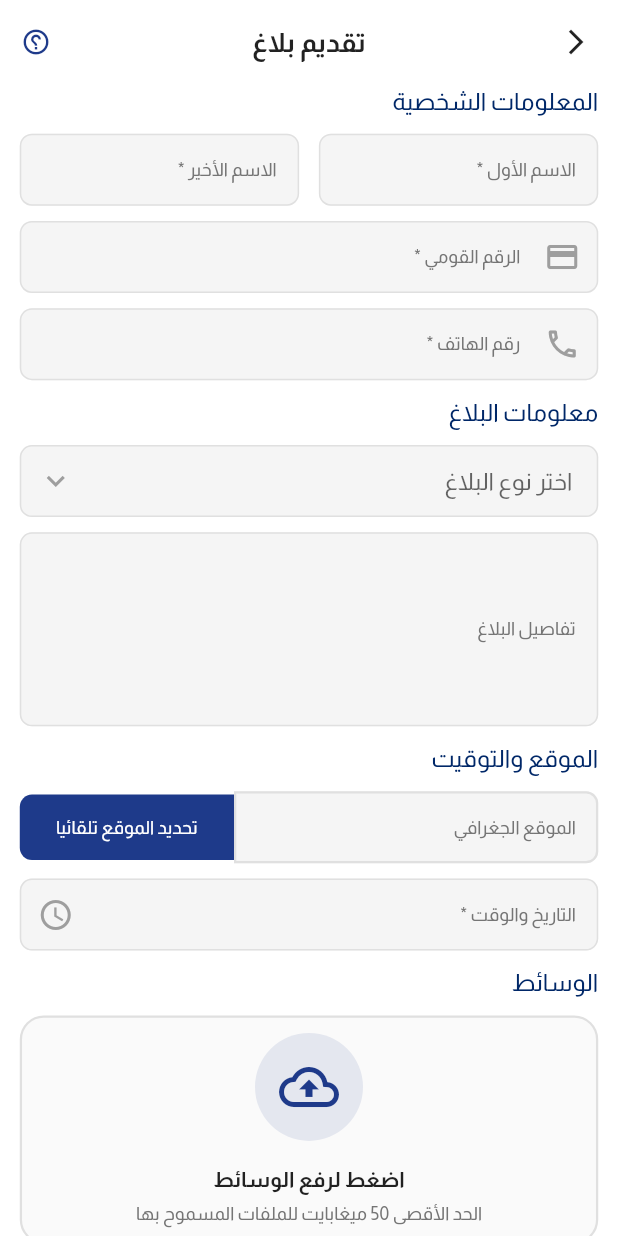
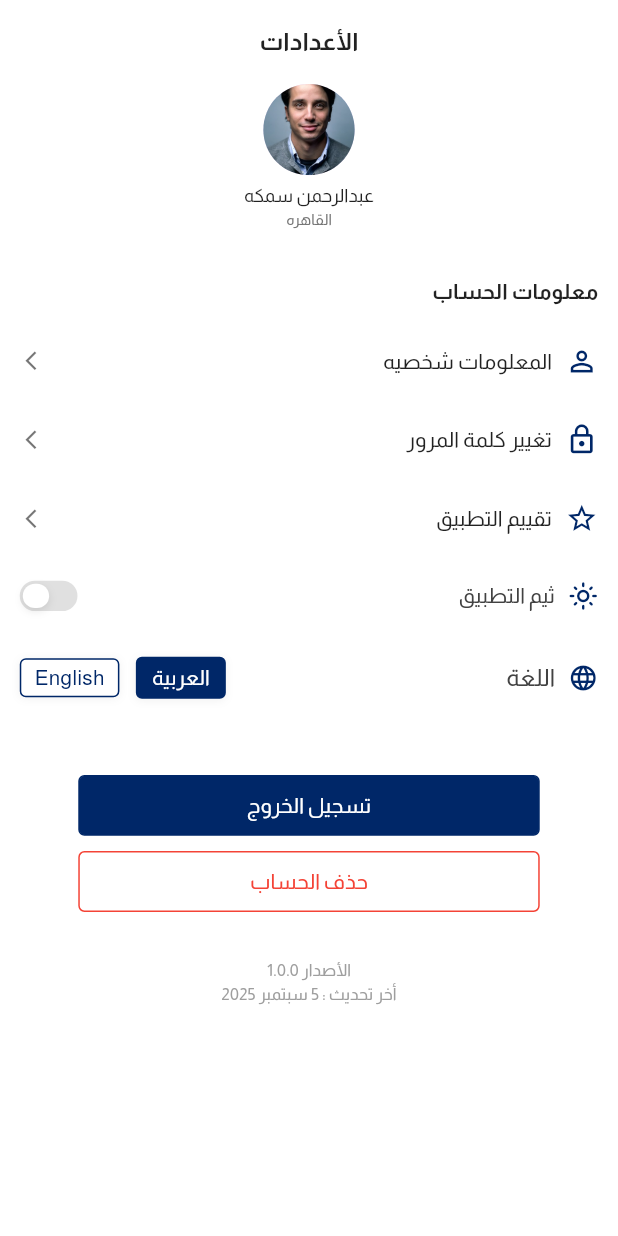
Before and after one commit to CorbitsTeam/netru, a Flutter app: the screen it shows after launch, on a phone screen of 412 x 824 dp. Run offline on Flutter 3.47's test engine with Material 3 defaults, Android fonts, the phone set to English and light mode, and no system bars; our stand-ins replace dartz, easy_localization, equatable, flutter_bloc, flutter_map, flutter_screenutil and 12 more; accounts and stored records are empty; statements that could not run were skipped; project files that could hold a hidden picture were left out.

Commit message:
add : profile screen UI

```diff
--- a/lib/core/routing/app_router.dart
+++ b/lib/core/routing/app_router.dart
@@ -5,6 +5,7 @@ import 'package:netru_app/features/auth/presentation/pages/signup_page.dart';
 import 'package:netru_app/features/heatmap/presentation/pages/crime_heat_map_page.dart';
 import 'package:netru_app/features/home/presentation/pages/home_screen.dart';
 import 'package:netru_app/features/home/presentation/widgets/custom_bottom_bar.dart';
+import 'package:netru_app/features/profile/presentation/page/profile_page.dart';
 import 'package:netru_app/features/reports/presentation/pages/report_details_page.dart';
 import 'package:netru_app/features/demo/presentation/screens/permission_demo_screen.dart';
 import '../../features/splash/presentation/screens/splash_screen.dart';
@@ -15,10 +16,12 @@ class AppRouter {
     switch (settings.name) {
       // case Routes.splashScreen:
       //   return _createRoute(const SplashScreen());
-      case Routes.submissionOfaReportPage:
-        return _createRoute(
-          const SubmissionOfaReportPage(),
-        );
+      case Routes.profileScreen:
+        return _createRoute(const ProfilePage());
+      // case Routes.submissionOfaReportPage:
+      //   return _createRoute(
+      //     const SubmissionOfaReportPage(),
+      //   );
       case Routes.loginScreen:
         return _createRoute(const LoginPage());
       case Routes.signupScreen:
--- a/lib/core/routing/routes.dart
+++ b/lib/core/routing/routes.dart
@@ -1,7 +1,8 @@
 class Routes {
   // static const String splashScreen = '/';
-  static const String submissionOfaReportPage =
-      '/';
+  static const String profileScreen = '/';
+  // static const String submissionOfaReportPage =
+  //     '/submissionOfaReportPage';
   static const String loginScreen =
       '/loginScreen';
   static const String signupScreen =
--- a/lib/features/SubmissionOfaReport/presentation/page/submission_of_report_page.dart
+++ b/lib/features/SubmissionOfaReport/presentation/page/submission_of_report_page.dart
@@ -173,19 +173,19 @@ class _ReportFormViewState
       backgroundColor: Colors.white,
       elevation: 0,
       scrolledUnderElevation: 0,
-      leading: IconButton(
-        icon: const Icon(
-          Icons.arrow_back_ios_new,
-          color: Colors.black87,
-          size: 20,
-        ),
-        onPressed: () => Navigator.pop(context),
-      ),
-      title: const Text(
+      // leading: IconButton(
+      //   icon: const Icon(
+      //     Icons.arrow_back_ios_new,
+      //     color: Colors.black87,
+      //     size: 20,
+      //   ),
+      //   onPressed: () => Navigator.pop(context),
+      // ),
+      title: Text(
         'تقديم بلاغ',
         style: TextStyle(
           color: Colors.black87,
-          fontSize: 18,
+          fontSize: 16.sp,
           fontWeight: FontWeight.bold,
         ),
       ),
--- /dev/null
+++ b/lib/features/profile/presentation/page/profile_page.dart
@@ -0,0 +1,84 @@
+import 'package:flutter/material.dart';
+import 'package:flutter_screenutil/flutter_screenutil.dart';
+import 'package:netru_app/core/constants/app_assets.dart';
+import 'package:netru_app/features/profile/presentation/widgets/account_info.dart';
+
+class ProfilePage extends StatelessWidget {
+  const ProfilePage({super.key});
+
+  @override
+  Widget build(BuildContext context) {
+    return Scaffold(
+      backgroundColor: Colors.white,
+      appBar: AppBar(
+        title: Text(
+          'الأعدادات',
+          style: TextStyle(
+            color: Colors.black87,
+            fontSize: 16.sp,
+            fontWeight: FontWeight.bold,
+          ),
+        ),
+        centerTitle: true,
+        backgroundColor: Colors.white,
+      ),
+      body: Padding(
+        padding: EdgeInsets.symmetric(
+          horizontal: 12.w,
+        ),
+        child: Column(
+          crossAxisAlignment:
+              CrossAxisAlignment.start,
+          children: [
+            Row(
+              mainAxisAlignment:
+                  MainAxisAlignment.center,
+              children: [
+                Column(
+                  crossAxisAlignment:
+                      CrossAxisAlignment.center,
+                  children: [
+                    CircleAvatar(
+                      radius: 30.r,
+                      backgroundImage:
+                          const AssetImage(
+                            AppAssets
+                                .imageProfile,
+                          ),
+                    ),
+                    SizedBox(height: 5.h),
+                    Text(
+                      'عبدالرحمن سمكه',
+                      style: TextStyle(
+                        fontSize: 12.sp,
+                        color: Colors.black87,
+                      ),
+                    ),
+                    Text(
+                      'القاهره',
+                      style: TextStyle(
+                        fontSize: 10.sp,
+                        color: Colors.grey[600],
+                      ),
+                    ),
+                  ],
+                ),
+              ],
+            ),
+            SizedBox(height: 30.h),
+            Text(
+              'معلومات الحساب',
+              style: TextStyle(
+                fontSize: 14.sp,
+                color: Colors.black87,
+                fontWeight: FontWeight.bold,
+              ),
+            ),
+            SizedBox(height: 25.h),
+            const AccountInfo(),
+          ],
+        ),
+      ),
+    );
+  }
+}
--- /dev/null
+++ b/lib/features/profile/presentation/widgets/account_info.dart
@@ -0,0 +1,79 @@
+import 'package:flutter/material.dart';
+import 'package:flutter_screenutil/flutter_screenutil.dart';
+import 'package:netru_app/features/profile/presentation/widgets/custom_account_info_row.dart';
+import 'package:netru_app/features/profile/presentation/widgets/custom_button.dart';
+import 'package:netru_app/features/profile/presentation/widgets/language_section.dart';
+import 'package:netru_app/features/profile/presentation/widgets/theme_section.dart';
+
+class AccountInfo extends StatefulWidget {
+  const AccountInfo({super.key});
+
+  @override
+  State<AccountInfo> createState() =>
+      _AccountInfoState();
+}
+
+class _AccountInfoState
+    extends State<AccountInfo> {
+  @override
+  Widget build(BuildContext context) {
+    return Column(
+      children: [
+        const CustomAccountInfoRow(
+          title: 'المعلومات شخصيه',
+          icon: Icons.person_outline,
+          onTap: null,
+        ),
+        SizedBox(height: 30.h),
+        const CustomAccountInfoRow(
+          title: 'تغيير كلمة المرور',
+          icon: Icons.lock_outline,
+          onTap: null,
+        ),
+        SizedBox(height: 30.h),
+        const CustomAccountInfoRow(
+          title: 'تقييم التطبيق',
+          icon: Icons.star_border,
+          onTap: null,
+        ),
+        SizedBox(height: 30.h),
+        // Dark Mode Toggle
+        const ThemeSection(),
+        SizedBox(height: 30.h),
+        const LanguageSection(),
+        SizedBox(height: 50.h),
+        CustomButton(
+          text: 'تسجيل الخروج',
+          onTap: () {
+            // Handle logout action
+          },
+        ),
+        SizedBox(height: 10.h),
+        CustomButton(
+          text: 'حذف الحساب',
+          backgroundColor: Colors.white,
+          textColor: Colors.red,
+          borderColor: Colors.red,
+          onTap: () {
+            // Handle account deletion action
+          },
+        ),
+        SizedBox(height: 30.h),
+        Text(
+          'الأصدار 1.0.0',
+          style: TextStyle(
+            fontSize: 11.sp,
+            color: Colors.grey[500],
+          ),
+        ),
+        Text(
+          'أخر تحديث : 5 سبتمبر 2025',
+          style: TextStyle(
+            fontSize: 11.sp,
+            color: Colors.grey[500],
+          ),
+        ),
+      ],
+    );
+  }
+}
--- /dev/null
+++ b/lib/features/profile/presentation/widgets/custom_account_info_row.dart
@@ -0,0 +1,51 @@
+import 'package:flutter/material.dart';
+import 'package:flutter_screenutil/flutter_screenutil.dart';
+import 'package:netru_app/core/theme/app_colors.dart';
+
+class CustomAccountInfoRow
+    extends StatelessWidget {
+  final String title;
+  final IconData icon;
+  final VoidCallback? onTap;
+  const CustomAccountInfoRow({
+    super.key,
+    required this.title,
+    required this.icon,
+    this.onTap,
+  });
+
+  @override
+  Widget build(BuildContext context) {
+    return GestureDetector(
+      onTap: onTap,
+      child: Row(
+        mainAxisAlignment:
+            MainAxisAlignment.spaceBetween,
+        children: [
+          Row(
+            children: [
+              Icon(
+                icon,
+                color: AppColors.primaryColor,
+                size: 22,
+              ),
+              SizedBox(width: 8.w),
+              Text(
+                title,
+                style: TextStyle(
+                  fontSize: 14.sp,
+                  color: Colors.black87,
+                ),
+              ),
+            ],
+          ),
+          const Icon(
+            Icons.arrow_forward_ios,
+            color: Colors.black54,
+            size: 15,
+          ),
+        ],
+      ),
+    );
+  }
+}
--- /dev/null
+++ b/lib/features/profile/presentation/widgets/custom_button.dart
@@ -0,0 +1,54 @@
+import 'package:flutter/material.dart';
+import 'package:flutter_screenutil/flutter_screenutil.dart';
+import 'package:netru_app/core/theme/app_colors.dart';
+
+class CustomButton extends StatelessWidget {
+  final VoidCallback? onTap;
+  final String text;
+  final Color? textColor;
+  final Color? backgroundColor;
+  final Color? borderColor;
+  final double? width;
+  final double? height;
+
+  const CustomButton({
+    super.key,
+    this.onTap,
+    required this.text,
+    this.textColor = Colors.white,
+    this.backgroundColor = AppColors.primaryColor,
+    this.borderColor = AppColors.primaryColor,
+    this.width = 280,
+    this.height = 40,
+  });
+
+  @override
+  Widget build(BuildContext context) {
+    return GestureDetector(
+      onTap: onTap,
+      child: Container(
+        width: width!.w,
+        height: height!.h,
+        decoration: BoxDecoration(
+          color: backgroundColor,
+          borderRadius: BorderRadius.circular(
+            4.r,
+          ),
+          border: Border.all(
+            color: borderColor!,
+            width: 1,
+          ),
+        ),
+        child: Center(
+          child: Text(
+            text,
+            style: TextStyle(
+              color: textColor,
+              fontSize: 14.sp,
+            ),
+          ),
+        ),
+      ),
+    );
+  }
+}
--- /dev/null
+++ b/lib/features/profile/presentation/widgets/language_section.dart
@@ -0,0 +1,164 @@
+import 'package:flutter/material.dart';
+import 'package:flutter_screenutil/flutter_screenutil.dart';
+import 'package:netru_app/core/theme/app_colors.dart';
+
+class LanguageSection extends StatefulWidget {
+  const LanguageSection({super.key});
+
+  @override
+  State<LanguageSection> createState() =>
+      _LanguageSectionState();
+}
+
+class _LanguageSectionState
+    extends State<LanguageSection> {
+  bool isArabic = true;
+
+  @override
+  Widget build(BuildContext context) {
+    return Row(
+      mainAxisAlignment:
+          MainAxisAlignment.spaceBetween,
+      children: [
+        // Language Text and Icon
+        Row(
+          children: [
+            const Icon(
+              Icons.language,
+              color: AppColors.primaryColor,
+              size: 20,
+            ),
+            SizedBox(width: 8.w),
+            Text(
+              'اللغة',
+              style: TextStyle(
+                fontSize: 16,
+                fontWeight: FontWeight.w500,
+                color: Colors.grey[800],
+              ),
+            ),
+          ],
+        ),
+        // Language Buttons (Separate)
+        Row(
+          children: [
+            // Arabic Button
+            GestureDetector(
+              onTap: () {
+                setState(() {
+                  isArabic = true;
+                });
+              },
+              child: AnimatedContainer(
+                duration: const Duration(
+                  milliseconds: 200,
+                ),
+                padding: EdgeInsets.symmetric(
+                  horizontal: 8.w,
+                  vertical: 2.h,
+                ),
+                decoration: BoxDecoration(
+                  color:
+                      isArabic
+                          ? AppColors.primaryColor
+                          : Colors.white,
+                  borderRadius:
+                      BorderRadius.circular(4.r),
+                  border: Border.all(
+                    color:
+                        isArabic
+                            ? AppColors
+                                .primaryColor
+                            : AppColors
+                                .primaryColor,
+                    width: isArabic ? 2 : 1,
+                  ),
+                  boxShadow: [
+                    BoxShadow(
+                      color: Colors.black
+                          .withValues(
+                            alpha: 0.05,
+                          ),
+                      blurRadius: 4,
+                      offset: const Offset(0, 1),
+                    ),
+                  ],
+                ),
+                child: Text(
+                  'العربية',
+                  style: TextStyle(
+                    fontSize: 14,
+                    fontWeight: FontWeight.w500,
+                    color:
+                        isArabic
+                            ? Colors.white
+                            : AppColors
+                                .primaryColor,
+                  ),
+                ),
+              ),
+            ),
+            SizedBox(width: 10.w),
+            // English Button
+            GestureDetector(
+              onTap: () {
+                setState(() {
+                  isArabic = false;
+                });
+              },
+              child: AnimatedContainer(
+                duration: const Duration(
+                  milliseconds: 200,
+                ),
+                padding: EdgeInsets.symmetric(
+                  horizontal: 8.w,
+                  vertical: 2.h,
+                ),
+                decoration: BoxDecoration(
+                  color:
+                      isArabic
+                          ? Colors.white
+                          : AppColors
+                              .primaryColor,
+                  borderRadius:
+                      BorderRadius.circular(4.r),
+                  border: Border.all(
+                    color:
+                        !isArabic
+                            ? AppColors
+                                .primaryColor
+                            : AppColors
+                                .primaryColor,
+                    width: !isArabic ? 2 : 1,
+                  ),
+                  boxShadow: [
+                    BoxShadow(
+                      color: Colors.black
+                          .withValues(
+                            alpha: 0.05,
+                          ),
+                      blurRadius: 4,
+                      offset: const Offset(0, 1),
+                    ),
+                  ],
+                ),
+                child: Text(
+                  'English',
+                  style: TextStyle(
+                    fontSize: 14,
+                    fontWeight: FontWeight.w500,
+                    color:
+                        !isArabic
+                            ? Colors.white
+                            : AppColors
+                                .primaryColor,
+                  ),
+                ),
+              ),
+            ),
+          ],
+        ),
+      ],
+    );
+  }
+}
--- /dev/null
+++ b/lib/features/profile/presentation/widgets/theme_section.dart
@@ -0,0 +1,97 @@
+import 'package:flutter/material.dart';
+import 'package:flutter_screenutil/flutter_screenutil.dart';
+import 'package:netru_app/core/theme/app_colors.dart';
+
+class ThemeSection extends StatefulWidget {
+  const ThemeSection({super.key});
+
+  @override
+  State<ThemeSection> createState() =>
+      _ThemeSectionState();
+}
+
+class _ThemeSectionState
+    extends State<ThemeSection> {
+  bool isDarkMode = false;
+  @override
+  Widget build(BuildContext context) {
+    return Row(
+      mainAxisAlignment:
+          MainAxisAlignment.spaceBetween,
+      children: [
+        // Dark Mode Text and Icon
+        Row(
+          children: [
+            Icon(
+              isDarkMode
+                  ? Icons.dark_mode_outlined
+                  : Icons.light_mode_outlined,
+              color: AppColors.primaryColor,
+              size: 20,
+            ),
+            SizedBox(width: 8.w),
+            Text(
+              'ثيم التطبيق',
+              style: TextStyle(
+                fontSize: 14.sp,
+                fontWeight: FontWeight.w500,
+                color: Colors.grey[800],
+              ),
+            ),
+          ],
+        ),
+        // Custom Toggle Switch
+        GestureDetector(
+          onTap: () {
+            setState(() {
+              isDarkMode = !isDarkMode;
+            });
+          },
+          child: AnimatedContainer(
+            duration: const Duration(
+              milliseconds: 200,
+            ),
+            width: 35.w,
+            height: 20.h,
+            decoration: BoxDecoration(
+              borderRadius: BorderRadius.circular(
+                15.r,
+              ),
+              color:
+                  isDarkMode
+                      ? AppColors.primaryColor
+                      : Colors.grey[300],
+            ),
+            child: AnimatedAlign(
+              duration: const Duration(
+                milliseconds: 200,
+              ),
+              alignment:
+                  isDarkMode
+                      ? Alignment.centerRight
+                      : Alignment.centerLeft,
+              child: Container(
+                width: 16.w,
+                height: 20.h,
+                margin: const EdgeInsets.all(2),
+                decoration: BoxDecoration(
+                  color: Colors.white,
+                  borderRadius:
+                      BorderRadius.circular(14.r),
+                  boxShadow: [
+                    BoxShadow(
+                      color: Colors.black
+                          .withValues(alpha: 0.1),
+                      blurRadius: 4,
+                      offset: const Offset(0, 2),
+                    ),
+                  ],
+                ),
+              ),
+            ),
+          ),
+        ),
+      ],
+    );
+  }
+}
```
